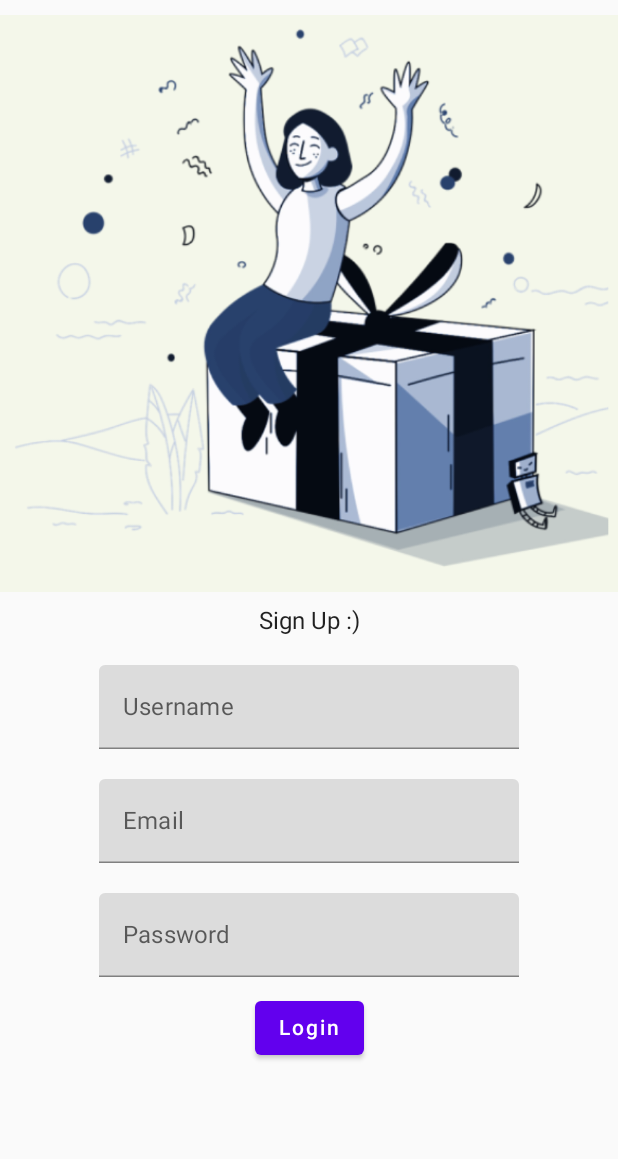
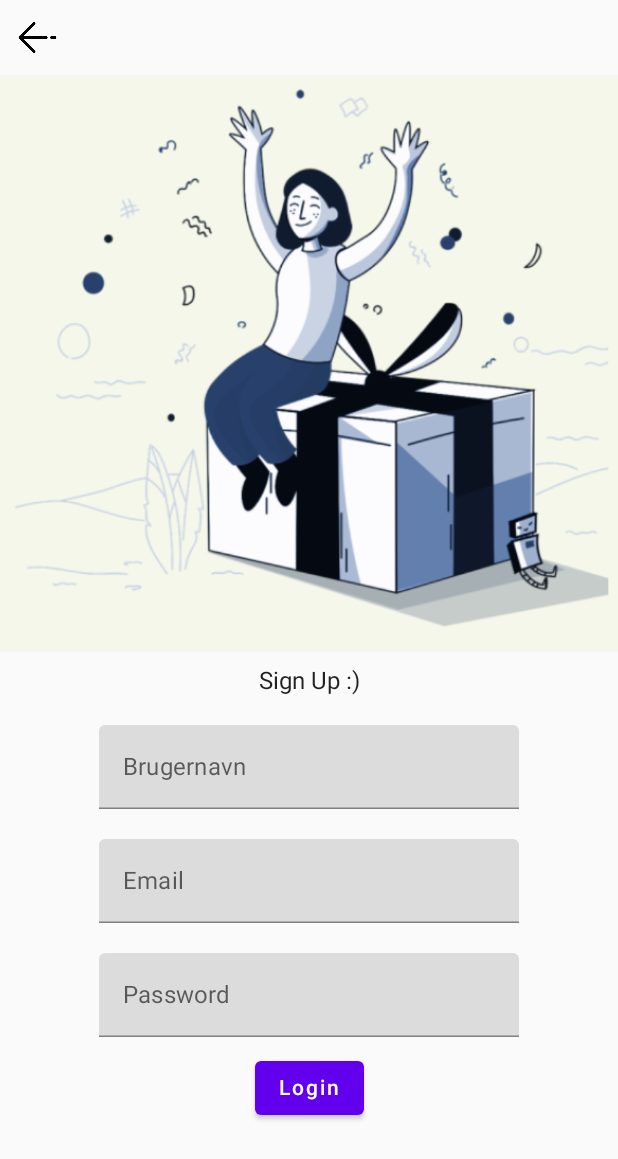
Before and after one commit to MathildeElia/beKindApp, an Android app built with Jetpack Compose: the kind_signup screen opened through its navigation route, on a phone screen of 412 x 824 dp. Shown: the top 1159 px of the screen. Run offline under Robolectric (Android 15) with nearby library versions, the phone set to English and light mode, and no system bars.

Commit message:
Made a backbutton with logic

```diff
--- a/app/src/main/java/com/example/kind1/KindSignUp.kt
+++ b/app/src/main/java/com/example/kind1/KindOpret.kt
@@ -1,6 +1,7 @@
 package com.example.kind1
 
 import androidx.compose.foundation.Image
+import androidx.compose.foundation.clickable
 import androidx.compose.foundation.layout.*
 import androidx.compose.material.Button
 import androidx.compose.material.Text
@@ -34,6 +35,14 @@ fun KindSignUp(navController: NavController) {
         Modifier.fillMaxSize()
     )
     {
+        Spacer(modifier = Modifier.height(10.dp))
+        Image(painter = painterResource(id = R.drawable.backbutton), contentDescription = null,
+        modifier = Modifier
+            .clickable {
+                navController.navigate(Screen.KindFront.route)
+            }
+            .size(width = 50.dp, height = 30.dp)
+        )
         Image(
             painter = painterResource(id = R.drawable.bekindforside), contentDescription = null,
             modifier = Modifier
@@ -52,7 +61,7 @@ fun KindSignUp(navController: NavController) {
             value = user, onValueChange = { user = it },
             modifier = Modifier
                 .align(Alignment.CenterHorizontally),
-            label = { Text("Username") }
+            label = { Text("Brugernavn") }
 
         )
         Spacer(
--- a/app/src/main/res/values/strings.xml
+++ b/app/src/main/res/values/strings.xml
@@ -1,7 +1,7 @@
 <resources>
     <string name="app_name">Kind1</string>
     <string name="log">Log ind</string>
-    <string name="sign">Sign up</string>
+    <string name="sign">Opret bruger</string>
     <string name="senere">måske senere</string>
 
 </resources>
```
Also changed, not shown: app/src/main/java/com/example/kind1/KindLogin.kt (+9 -0 lines), app/src/main/java/com/example/kind1/KindStart.kt (+12 -0 lines), app/src/main/res/drawable/backbutton.png (added).
